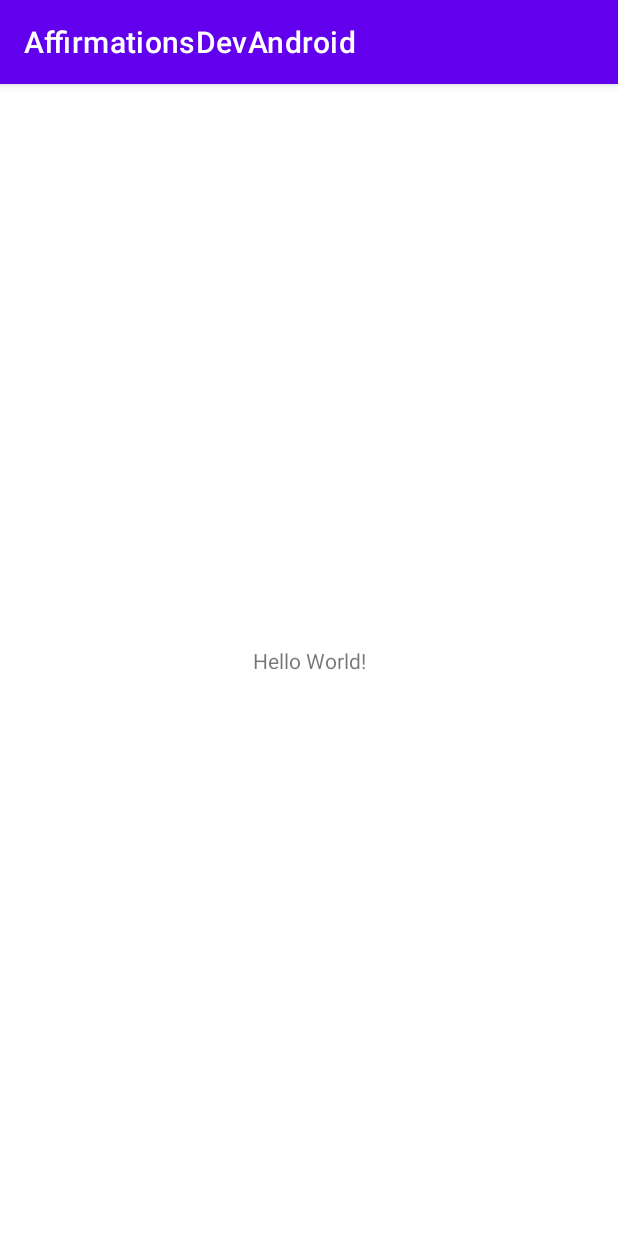
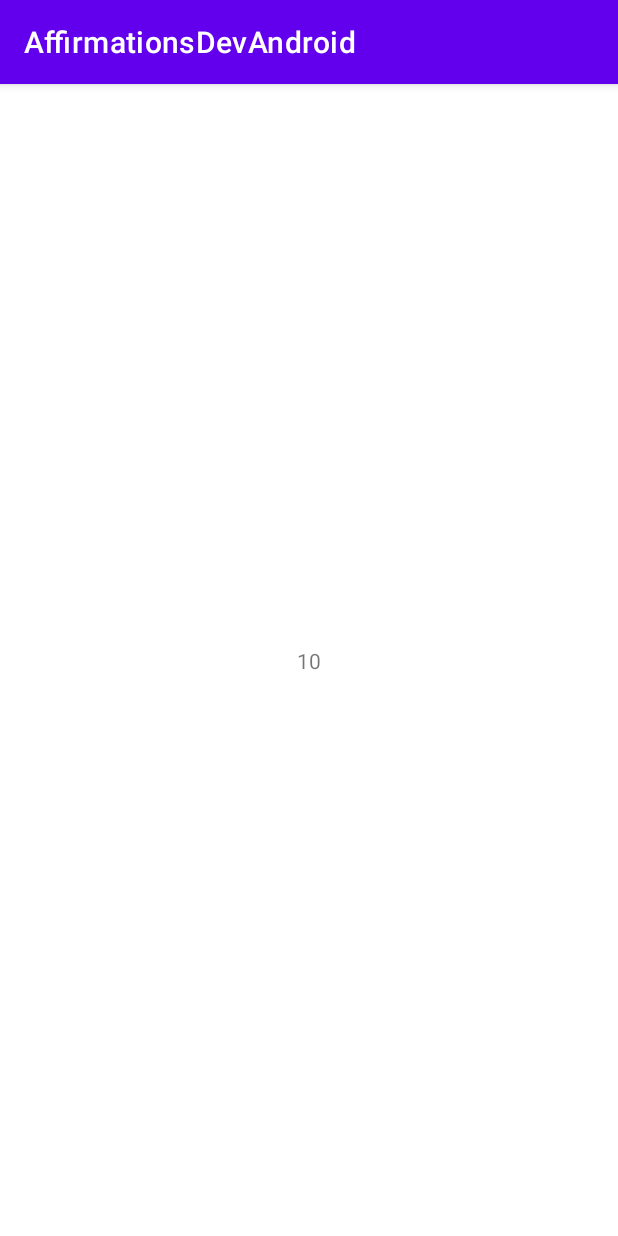
Before and after one commit to SLedolter/AffirmationsDevAndroid, an Android app: the screen it shows after launch (MainActivity), on a phone screen of 412 x 824 dp. Run offline under Robolectric (Android 15) with nearby library versions, the phone set to English and light mode, and no system bars.

Commit message:
SL: added package for models and datasource loading; added first loading of string

```diff
--- a/app/src/main/java/com/example/affirmations/MainActivity.kt
+++ b/app/src/main/java/com/example/affirmations/MainActivity.kt
@@ -2,10 +2,15 @@ package com.example.affirmations
 
 import androidx.appcompat.app.AppCompatActivity
 import android.os.Bundle
+import android.widget.TextView
+import com.example.affirmations.data.Datasource
 
 class MainActivity : AppCompatActivity() {
     override fun onCreate(savedInstanceState: Bundle?) {
         super.onCreate(savedInstanceState)
         setContentView(R.layout.activity_main)
+
+        val textView: TextView = findViewById(R.id.textview)
+        textView.text = Datasource().loadAffirmations().size.toString()
     }
 }
--- /dev/null
+++ b/app/src/main/java/com/example/affirmations/data/Datasource.kt
@@ -0,0 +1,21 @@
+package com.example.affirmations.data
+
+import com.example.affirmations.R
+import com.example.affirmations.model.Affirmation
+
+class Datasource {
+    fun loadAffirmations(): List<Affirmation> {
+        return listOf<Affirmation>(
+            Affirmation(R.string.affirmation1),
+            Affirmation(R.string.affirmation2),
+            Affirmation(R.string.affirmation3),
+            Affirmation(R.string.affirmation4),
+            Affirmation(R.string.affirmation5),
+            Affirmation(R.string.affirmation6),
+            Affirmation(R.string.affirmation7),
+            Affirmation(R.string.affirmation8),
+            Affirmation(R.string.affirmation9),
+            Affirmation(R.string.affirmation10)
+        )
+    }
+}
--- /dev/null
+++ b/app/src/main/java/com/example/affirmations/model/Affirmation.kt
@@ -0,0 +1,4 @@
+package com.example.affirmations.model
+
+data class Affirmation(val stringResoursadceId: Int) {
+}
--- a/app/src/main/res/layout/activity_main.xml
+++ b/app/src/main/res/layout/activity_main.xml
@@ -7,6 +7,7 @@
     tools:context=".MainActivity">
 
     <TextView
+        android:id="@+id/textview"
         android:layout_width="wrap_content"
         android:layout_height="wrap_content"
         android:text="Hello World!"
--- a/app/src/main/res/values/strings.xml
+++ b/app/src/main/res/values/strings.xml
@@ -1,3 +1,14 @@
 <resources>
     <string name="app_name">AffirmationsDevAndroid</string>
+    <!-- affirmations -->
+    <string name="affirmation1">I am strong.</string>
+    <string name="affirmation2">I believe in myself.</string>
+    <string name="affirmation3">Each day is a new opportunity to grow and be a better version of myself.</string>
+    <string name="affirmation4">Every challenge in my life is an opportunity to learn from.</string>
+    <string name="affirmation5">I have so much to be grateful for.</string>
+    <string name="affirmation6">Good things are always coming into my life.</string>
+    <string name="affirmation7">New opportunities await me at every turn.</string>
+    <string name="affirmation8">I have the courage to follow my heart.</string>
+    <string name="affirmation9">Things will unfold at precisely the right time.</string>
+    <string name="affirmation10">I will be present in all the moments that this day brings.</string>
 </resources>
```
